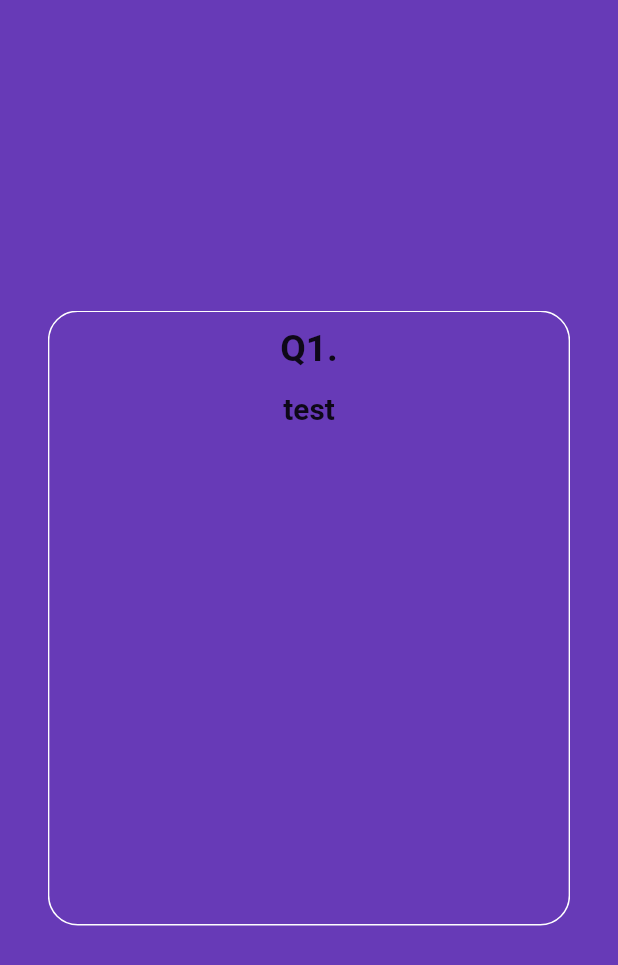
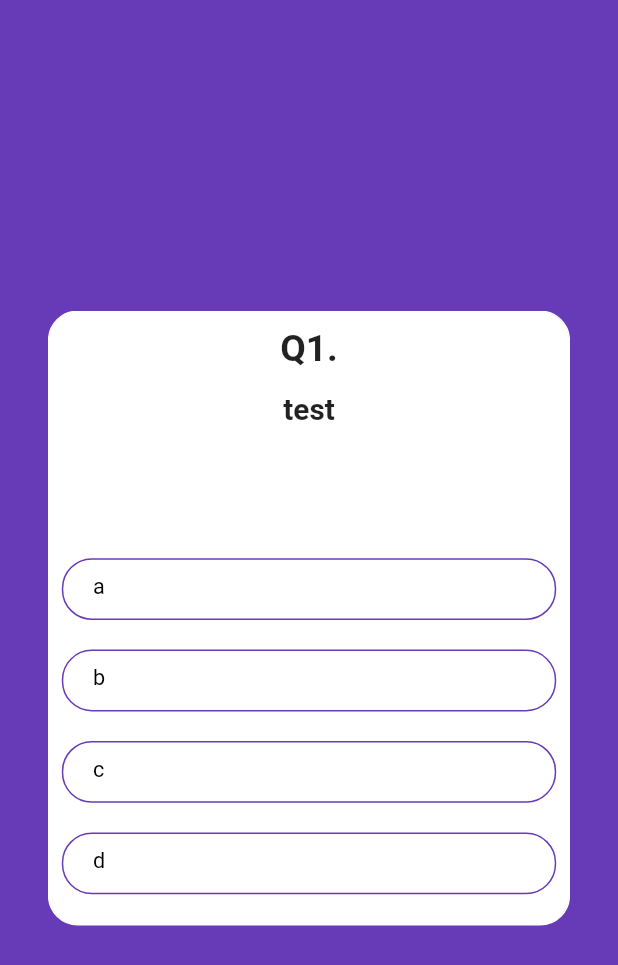
Before and after one commit to metacogpe/flutter_quiz_app, a Flutter app: the screen it shows after launch, after a tap on "퀴즈 시작", on a phone screen of 412 x 824 dp. Shown: the top 965 px of the screen. Run offline on Flutter 3.47's test engine with Material 2 defaults, Android fonts, the phone set to English and light mode, and no system bars; drawn by our look-alikes of auto_size_text; our stand-ins replace flutter_swiper.

Commit message:
퀴즈 문제의 보기 화면 구성

```diff
--- a/lib/screen/screen_quiz.dart
+++ b/lib/screen/screen_quiz.dart
@@ -3,6 +3,7 @@
 import 'package:flutter/material.dart';
 import 'package:flutter_swiper/flutter_swiper.dart';
 import 'package:quiz_app/model/model_quiz.dart';
+import 'package:quiz_app/widget/widget_candidate.dart';
 
 class QuizScreen extends StatefulWidget {
   List<Quiz> quizs;
@@ -16,11 +17,13 @@
 class _QuizScreenState extends State<QuizScreen> {
   // 3가지 상태 정의 : 퀴즈별 답안, 답안상태
   List<int> _answers = [-1, -1, -1]; // 퀴즈별 답안
-  List<bool> _answersState = [false, false, false, false]; // 4개 보기의 눌린 상태
+  List<bool> _answerState = [false, false, false, false]; // 4개 보기의 눌린 상태
   int _currentIndex = 0; // 현재 보고 있는 퀴즈
   @override
   Widget build(BuildContext context) {
-    Size screenSize = MediaQuery.of(context).size; // 반응형 위한 사이즈 가져오기
+    Size screenSize = MediaQuery
+        .of(context)
+        .size; // 반응형 위한 사이즈 가져오기
     double width = screenSize.width;
     double height = screenSize.height;
     return SafeArea(
@@ -48,11 +51,13 @@
     );
   }
 
+
   Widget _buildQuizCard(Quiz quiz, double width, double height) {
     return Container(
       decoration: BoxDecoration(
-          borderRadius: BorderRadius.circular(20),
-          border: Border.all(color: Colors.white)),
+        borderRadius: BorderRadius.circular(20),
+        border: Border.all(color: Colors.white),
+        color: Colors.white),
       child: Column(
         crossAxisAlignment: CrossAxisAlignment.center,
         children: <Widget>[
@@ -79,10 +84,43 @@
               ),
             ),
           ),
-          Expanded(child: Container(),
+          Expanded(child: Container(),  // 남는 여백 모두 채우기
           ),
+          Column(children: _buildCandidates(width, quiz),),  // 보기를 아래에 별도의 함수로 정의
         ],
       ),
     );
-  }
-}
+  } // _buildQuizCard
+// 보기 4개 리스트
+  List<Widget> _buildCandidates(double width, Quiz quiz) {
+    List<Widget> _children = [];
+    for (int i = 0; i < 4; i++) {
+      _children.add(
+        CandWidget(index: i,   // 위젯 폴더의 별도 위젯으로 정의된 것 사용 : widget_candidate.dart
+            text: quiz.candidates[i],
+            width: width,
+            answerState: _answerState[i],
+            tap: () {  // 탭 시의 상태 관리
+              setState(() {
+                for (int j = 0; j < 4; j++) {
+                  if (j == i) {
+                    _answerState[j] = true;
+                    _answers[_currentIndex] = j;
+                  } else {
+                    _answerState[j] = false;
+                  }
+                }
+              });
+            },
+        ), // CandWidget
+      ); // _children.add
+      _children.add(  // children 에 패딩 추가
+        Padding(
+          padding: EdgeInsets.all(width * 0.024),
+        ),
+      );
+    }  // for
+    return _children;
+  } // _buildCandidates
+
+} // QuizScreen
--- /dev/null
+++ b/lib/widget/widget_candidate.dart
@@ -0,0 +1,49 @@
+import 'package:flutter/material.dart';
+
+class CandWidget extends StatefulWidget {
+  VoidCallback tap;
+  String text;
+  int index;
+  double width;
+  bool answerState;
+
+  CandWidget(
+      {required this.tap,
+      required this.index,
+      required this.width,
+      required this.text,
+      required this.answerState});
+
+  _CandWidgetState createState() => _CandWidgetState();
+}
+
+class _CandWidgetState extends State<CandWidget> {
+  @override
+  Widget build(BuildContext context) {
+    return Container(
+      width: widget.width * 0.8,
+      height: widget.width * 0.1,
+      padding: EdgeInsets.fromLTRB(widget.width * 0.048, widget.width * 0.024,
+          widget.width * 0.048, widget.width * 0.024),
+      decoration: BoxDecoration(
+        borderRadius: BorderRadius.circular(20),
+        border: Border.all(color: Colors.deepPurple),
+        color: widget.answerState ? Colors.deepPurple : Colors.white,  // 보기가 선택되었을 때, 진보라색
+      ),
+      child: InkWell(child: Text(
+        widget.text,
+        style: TextStyle(
+          fontSize: widget.width * 0.035,
+          color: widget.answerState ? Colors.white : Colors.black,
+        ),
+      ),
+      onTap: () {
+        setState(() {
+          widget.tap();
+          widget.answerState = !widget.answerState;
+        });
+      },
+      ) ,
+    );
+  }
+}
```
